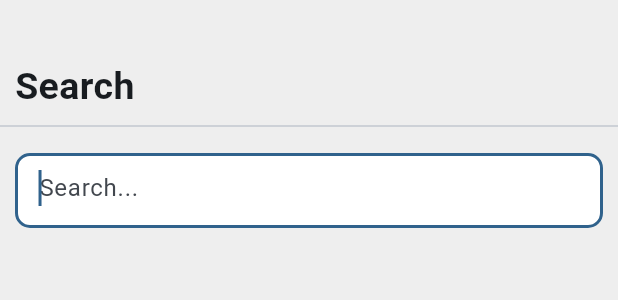
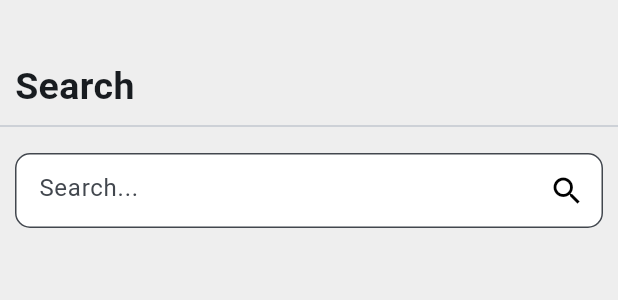
Before and after one commit to burhanuddin-limdi/limusic, a Flutter app: the SearchPage widget shown alone on an empty page, opened directly, on a phone screen of 412 x 824 dp. Shown: the top 300 px of the screen. Run offline on Flutter 3.47's test engine with Material 2 defaults, Android fonts, the phone set to English and light mode, and no system bars; our stand-ins replace bloc, flutter_bloc, flutter_snake_navigationbar, hive, hive_flutter, just_audio and 1 more; missing offline and left inert: youtube_explode_dart; accounts and stored records are empty.

```diff
--- a/lib/pages/search_page.dart
+++ b/lib/pages/search_page.dart
@@ -1,12 +1,66 @@
 import 'package:flutter/material.dart';
 
+import '../API/api.dart';
+import '../widgets/song_bar.dart';
+
 // ignore: must_be_immutable
-class SearchPage extends StatelessWidget {
+class SearchPage extends StatefulWidget {
   const SearchPage({super.key});
 
   @override
+  State<SearchPage> createState() => _SearchPageState();
+}
+
+class _SearchPageState extends State<SearchPage> {
+  late TextEditingController _searchBar;
+  late ValueNotifier<bool> _fetchingSongs;
+  late FocusNode _inputNode;
+  List _searchResult = [];
+
+  @override
+  void initState() {
+    super.initState();
+    _searchBar = TextEditingController();
+    _fetchingSongs = ValueNotifier(false);
+    _inputNode = FocusNode();
+  }
+
+  Future<void> search() async {
+    final query = _searchBar.text;
+
+    if (query.isEmpty) {
+      _searchResult = [];
+      // _suggestionsList = [];
+      setState(() {});
+      return;
+    }
+
+    if (!_fetchingSongs.value) {
+      _fetchingSongs.value = true;
+    }
+
+    // if (!searchHistory.contains(query)) {
+    //   searchHistory.insert(0, query);
+    //   addOrUpdateData('user', 'searchHistory', searchHistory);
+    // }
+
+    try {
+      _searchResult = await fetchSongsList(query);
+    } catch (e) {
+      // Logger.log('Error while searching online songs: $e');
+    }
+
+    if (_fetchingSongs.value) {
+      _fetchingSongs.value = false;
+    }
+
+    setState(() {});
+  }
+
+  @override
   Widget build(BuildContext context) {
-    return Column(
+    return SingleChildScrollView(
+      child: Column(
         children: [
           Container(
             alignment: const Alignment(-1, 0),
@@ -26,20 +80,71 @@ class SearchPage extends StatelessWidget {
           Container(
             height: 70,
             padding: const EdgeInsets.all(10),
-          child: const TextField(
-            autofocus: true,
-            style: TextStyle(fontSize: 16),
+            child: TextField(
+              textInputAction: TextInputAction.search,
+              onSubmitted: (value) {
+                search();
+              },
+              controller: _searchBar,
+              focusNode: _inputNode,
+              style: const TextStyle(fontSize: 16),
               decoration: InputDecoration(
                 hintText: 'Search...',
                 fillColor: Colors.white,
                 filled: true,
-              border: OutlineInputBorder(
+                border: const OutlineInputBorder(
                     borderSide: BorderSide(width: 1, color: Colors.black),
                     borderRadius: BorderRadius.all(Radius.circular(10))),
+                suffixIcon: ValueListenableBuilder(
+                  valueListenable: _fetchingSongs,
+                  builder: (_, value, __) {
+                    if (value) {
+                      return IconButton(
+                        icon: const SizedBox(
+                          height: 18,
+                          width: 18,
+                          child: CircularProgressIndicator(),
+                        ),
+                        color: Colors.black,
+                        onPressed: () {
+                          search();
+                          _inputNode.unfocus();
+                        },
+                      );
+                    } else {
+                      return IconButton(
+                        icon: const Icon(
+                          Icons.search,
+                          color: Colors.black,
+                        ),
+                        color: Colors.black,
+                        onPressed: () {
+                          search();
+                          _inputNode.unfocus();
+                        },
+                      );
+                    }
+                  },
                 ),
               ),
             ),
+          ),
+          ListView.builder(
+            scrollDirection: Axis.vertical,
+            shrinkWrap: true,
+            physics: const ClampingScrollPhysics(),
+            itemCount: _searchResult.length,
+            itemBuilder: (BuildContext context, int index) {
+              return Padding(
+                padding: const EdgeInsets.symmetric(vertical: 5),
+                child: SongBar(
+                  _searchResult[index],
+                ),
+              );
+            },
+          )
         ],
+      ),
     );
   }
 }
```
Also changed, not shown: lib/API/api.dart (+24 -5 lines), lib/pages/library_page.dart (+6 -2 lines), lib/services/audio_manager.dart (+9 -37 lines), lib/widgets/song_bar.dart (+6 -2 lines). Lines whose indentation alone changed are shown as unchanged.
